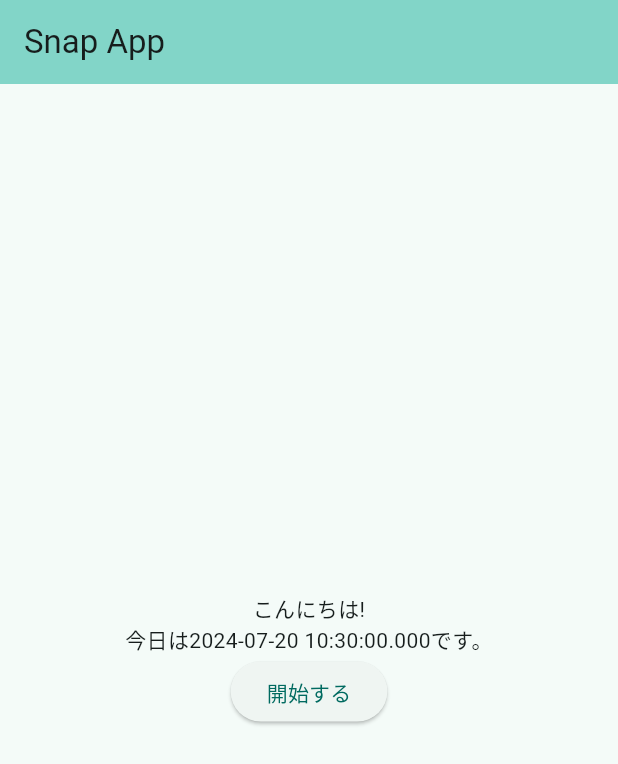
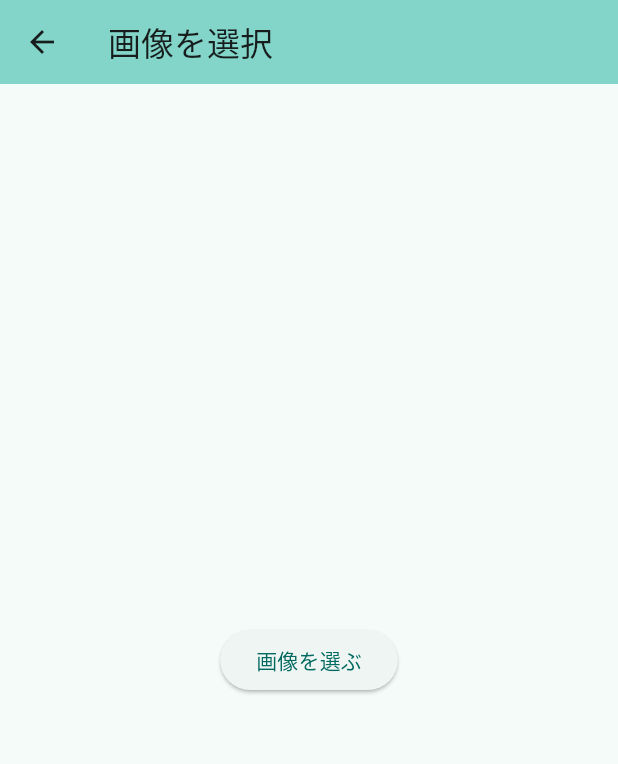
Before and after one commit to k-taiga/snap_app, a Flutter app: the screen it shows after launch, after a tap on "開始する", on a phone screen of 412 x 824 dp. Shown: the top 764 px of the screen. Run offline on Flutter 3.47's test engine with Material 3 defaults, Android fonts, the phone set to English and light mode, and no system bars; our stand-ins replace flutter_svg, image_picker, vector_graphics; generated files the repository leaves out were written again.

Commit message:
[add] create edit snap app

```diff
--- /dev/null
+++ b/l10n.yaml
@@ -0,0 +1,4 @@
+arb-dir: lib/l10n
+template-arb-file: app_ja.arb
+output-class: L10n
+nullable-getter: false
--- /dev/null
+++ b/lib/image_select_screen.dart
@@ -0,0 +1,82 @@
+import 'package:flutter/foundation.dart';
+import 'package:flutter/material.dart';
+import 'package:flutter_gen/gen_l10n/app_localizations.dart';
+import 'package:snap_app/edit_snap_screen.dart';
+import 'package:image_picker/image_picker.dart';
+import 'package:image/image.dart' as image_lib;
+
+class ImageSelectScreen extends StatefulWidget {
+  const ImageSelectScreen({super.key});
+
+  @override
+  State<ImageSelectScreen> createState() => _ImageSelectScreenState();
+}
+
+class _ImageSelectScreenState extends State<ImageSelectScreen> {
+  final ImagePicker _picker = ImagePicker();
+  Uint8List? _imageBitmap;
+
+  Future<void> _selectImage() async {
+    // XFile = ファイルの抽象化を提供するクラス, 画像を選択する
+    final XFile? imageFile =
+        await _picker.pickImage(source: ImageSource.gallery);
+    // ファイルオブジェクトから画像データを読み込む ?でnullの場合はnullを返す
+    final imageBitmap = await imageFile?.readAsBytes();
+    // nullじゃないことの確認 デバッグ用
+    assert(imageBitmap != null);
+    if (imageBitmap == null) return;
+
+    // 画像データをデコードする
+    final image = image_lib.decodeImage(imageBitmap);
+    assert(image != null);
+    if (image == null) return;
+
+    // 画像データとメタデータを内包したクラス もとの画像はサイズが大きく表示に時間がかかるためリサイズする
+    final image_lib.Image resizedImage;
+    if (image.width > image.height) {
+      // 横長の画像なら幅を500にリサイズ
+      resizedImage = image_lib.copyResize(image, width: 500);
+    } else {
+      // 縦長の画像なら高さを500にリサイズ
+      resizedImage = image_lib.copyResize(image, height: 500);
+    }
+
+    setState(() {
+      _imageBitmap = image_lib.encodeBmp(resizedImage);
+    });
+  }
+
+  @override
+  Widget build(BuildContext context) {
+    final l10n = L10n.of(context);
+    final imageBitmap = _imageBitmap;
+
+    return Scaffold(
+        appBar: AppBar(
+          backgroundColor: Theme.of(context).colorScheme.inversePrimary,
+          title: Text(l10n.imageSelectScreenTitle),
+        ),
+        body: Center(
+          child: Column(
+            mainAxisAlignment: MainAxisAlignment.center,
+            children: <Widget>[
+              if (imageBitmap != null) Image.memory(imageBitmap),
+              ElevatedButton(
+                onPressed: () => _selectImage(),
+                child: Text(l10n.imageSelect),
+              ),
+              if (imageBitmap != null)
+                ElevatedButton(
+                  onPressed: () {
+                    Navigator.of(context).push(MaterialPageRoute(
+                        builder: (context) =>
+                            ImageEditScreen(imageBitmap: imageBitmap)));
+                    // Add image selection logic here
+                  },
+                  child: Text(l10n.imageEdit),
+                ),
+            ],
+          ),
+        ));
+  }
+}
--- /dev/null
+++ b/lib/l10n/app_ja.arb
@@ -0,0 +1,18 @@
+{
+	"@@locale": "ja",
+	"startScreenTitle": "Snap App",
+	"helloWorldOn": "こんにちは!\n今日は{date}です",
+	"@helloWorldOn": {
+		"placeholders": {
+			"date": {
+				"type": "DateTime",
+				"format": "MEd"
+			}
+		}
+	},
+	"start": "開始する",
+	"imageSelectScreenTitle": "画像を選択",
+	"imageSelect": "画像を選ぶ",
+	"imageEdit": "画像を編集する",
+	"imageEditScreenTitle": "画像を編集"
+}
--- a/lib/main.dart
+++ b/lib/main.dart
@@ -1,5 +1,6 @@
 import 'package:flutter/material.dart';
 import 'package:snap_app/start_screen.dart';
+import 'package:flutter_gen/gen_l10n/app_localizations.dart';
 
 void main() {
   runApp(const MyApp());
@@ -11,6 +12,8 @@ class MyApp extends StatelessWidget {
   @override
   Widget build(BuildContext context) {
     return MaterialApp(
+      localizationsDelegates: L10n.localizationsDelegates,
+      supportedLocales: L10n.supportedLocales,
       title: 'Snap App',
       theme: ThemeData(
         colorScheme: ColorScheme.fromSeed(seedColor: Colors.teal),
--- a/lib/start_screen.dart
+++ b/lib/start_screen.dart
@@ -1,21 +1,32 @@
+import 'package:snap_app/image_select_screen.dart';
 import 'package:flutter/material.dart';
+import 'package:flutter_gen/gen_l10n/app_localizations.dart';
 
 class StartScreen extends StatelessWidget {
   const StartScreen({super.key});
 
   @override
   Widget build(BuildContext context) {
+    final L10n l10n = L10n.of(context);
+
     return Scaffold(
         appBar: AppBar(
             backgroundColor: Theme.of(context).colorScheme.inversePrimary,
-            title: const Text('Snap App')),
+            title: Text(l10n.startScreenTitle)),
         body: Center(
             child: Column(
           mainAxisAlignment: MainAxisAlignment.center,
           children: [
-            Text('こんにちは!\n今日は${DateTime.now()}です。',
+            Text(l10n.helloWorldOn(DateTime.now()),
                 textAlign: TextAlign.center),
-            ElevatedButton(onPressed: () {}, child: const Text('開始する')),
+            ElevatedButton(
+                onPressed: () {
+                  Navigator.of(context).push(
+                    MaterialPageRoute(
+                        builder: (context) => const ImageSelectScreen()),
+                  );
+                },
+                child: Text(l10n.start)),
           ],
         )));
   }
```
Also changed, not shown: lib/edit_snap_screen.dart (added, +83 -0 lines), lib/gen/assets.gen.dart (added, +100 -0 lines), pubspec.yaml (+15 -1 lines), assets/flip_icon.svg (added), assets/rotate_icon.svg (added), pubspec.lock, 7 other files.
